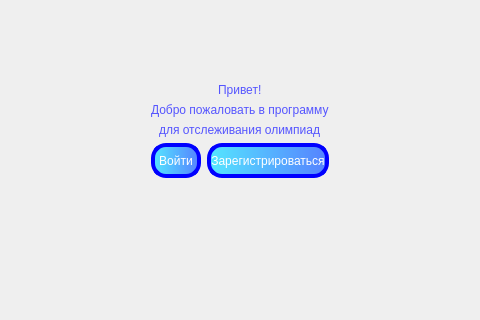
Mathew5555/The-Olympiad-schedule, file welcome_window.ui: the form before one commit; both pictures show x 360 to 840 and y 270 to 590 of the 1200 by 800 pixel window.
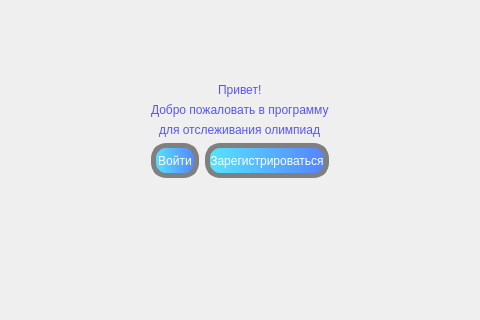
The form after the commit.

What changed in the file:
```diff
--- a/welcome_window.ui
+++ b/welcome_window.ui
@@ -100,12 +100,18 @@
               </size>
              </property>
              <property name="styleSheet">
-              <string notr="true">background: qlineargradient(spread:pad, x1:0, y1:0, x2:1, y2:0, stop:0 rgba(85, 230, 255), stop:1 rgba(85, 130, 255));
-border-color: rgb(0, 0, 255);
+              <string notr="true">
+#btn_enter {
+background: qlineargradient(spread:pad, x1:0, y1:0, x2:1, y2:0, stop:0 rgba(85, 230, 255), stop:1 rgba(85, 130, 255));
 font: 12pt &quot;MS Shell Dlg 2&quot;;
 color: rgb(255, 255, 255);
-border: 4px solid rgb(0, 0, 255);
+border: 5px solid grey;
 border-radius: 15px;
+}
+
+#btn_enter:hover {
+border: 5px solid #5555ff;
+}
 </string>
              </property>
              <property name="text">
@@ -122,12 +128,19 @@
               </size>
              </property>
              <property name="styleSheet">
-              <string notr="true">background: qlineargradient(spread:pad, x1:0, y1:0, x2:1, y2:0, stop:0 rgba(85, 230, 255), stop:1 rgba(85, 130, 255));
-border-color: rgb(0, 0, 255);
+              <string notr="true">
+#btn_reg {
+background: qlineargradient(spread:pad, x1:0, y1:0, x2:1, y2:0, stop:0 rgba(85, 230, 255), stop:1 rgba(85, 130, 255));
 font: 12pt &quot;MS Shell Dlg 2&quot;;
 color: rgb(255, 255, 255);
-border: 4px solid rgb(0, 0, 255);
-border-radius: 15px;</string>
+border: 5px solid grey;
+border-radius: 15px;
+}
+
+#btn_reg:hover {
+border: 5px solid #5555ff;
+}
+</string>
              </property>
              <property name="text">
               <string>Зарегистрироваться</string>
```
